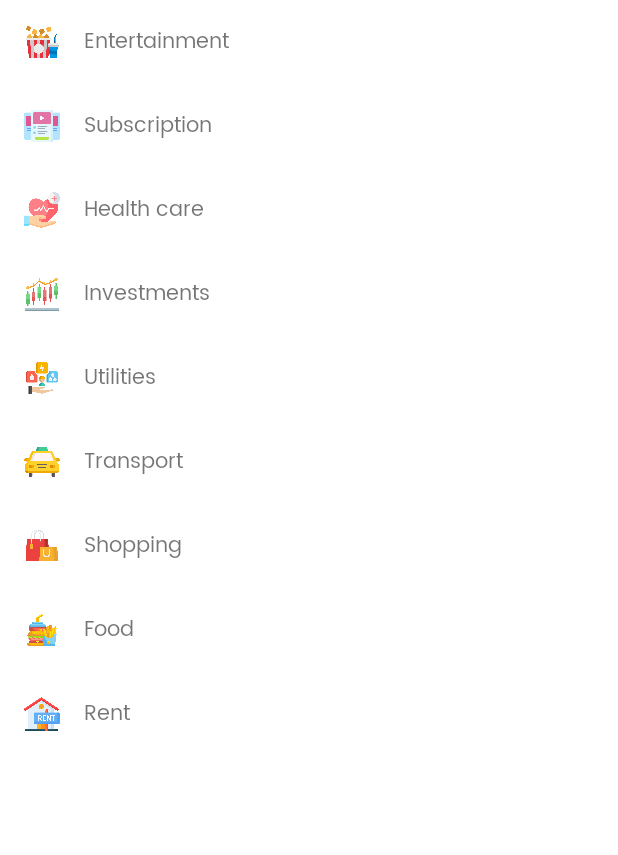
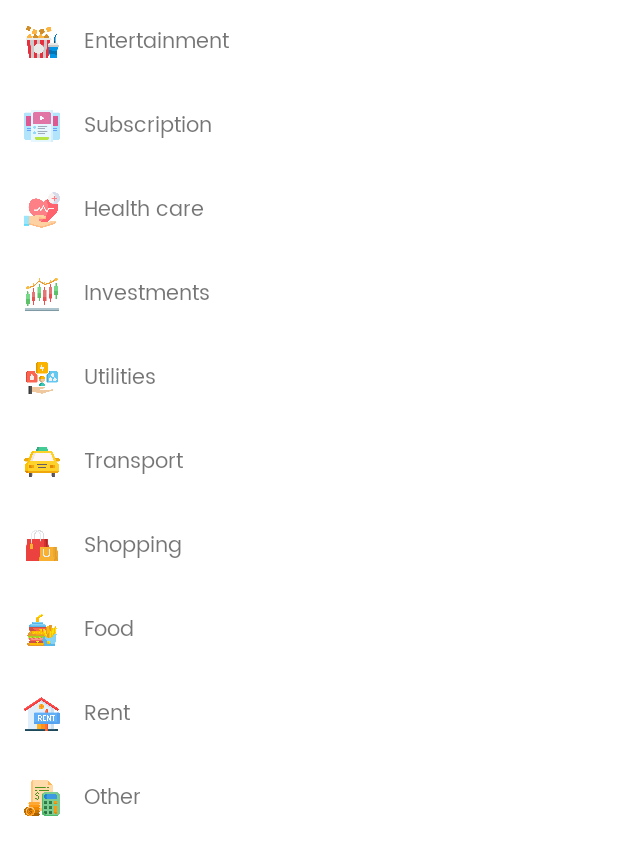
Before and after one commit to ETS-Android4/expensify, an Android app: the layout bottom_sheet_expense_dialog.xml on its own in the app's theme, with its tools: preview values and no code run, on a phone screen of 412 x 824 dp. Shown: the top 855 px of the screen. Run offline under Robolectric (Android 15) with nearby library versions, the phone set to English and light mode, and no system bars.

Commit message:
add new expense category

```diff
--- a/app/src/main/res/layout/bottom_sheet_expense_dialog.xml
+++ b/app/src/main/res/layout/bottom_sheet_expense_dialog.xml
@@ -219,4 +219,28 @@
 
     </LinearLayout>
 
+    <LinearLayout
+        android:id="@+id/other_layout"
+        android:layout_width="match_parent"
+        android:layout_height="wrap_content"
+        android:background="?android:attr/selectableItemBackground"
+        android:orientation="horizontal"
+        android:padding="8dp">
+
+        <ImageView
+            android:layout_width="24dp"
+            android:layout_height="24dp"
+            android:layout_margin="8dp"
+            android:src="@drawable/others_expense" />
+
+        <TextView
+            android:layout_width="wrap_content"
+            android:layout_height="wrap_content"
+            android:layout_gravity="center_vertical"
+            android:fontFamily="@font/poppins"
+            android:padding="8dp"
+            android:text="Other" />
+
+    </LinearLayout>
+
 </LinearLayout>
--- a/app/src/main/res/layout/bottom_sheet_income_dialog.xml
+++ b/app/src/main/res/layout/bottom_sheet_income_dialog.xml
@@ -87,7 +87,7 @@
             android:layout_width="24dp"
             android:layout_height="24dp"
             android:layout_margin="8dp"
-            android:src="@drawable/others" />
+            android:src="@drawable/others_income" />
 
         <TextView
             android:layout_width="wrap_content"
--- a/app/src/main/res/layout/retrieve_layout.xml
+++ b/app/src/main/res/layout/retrieve_layout.xml
@@ -72,7 +72,8 @@
                 android:id="@+id/trans_time"
                 android:layout_width="wrap_content"
                 android:layout_height="wrap_content"
-                android:layout_marginLeft="80dp"
+                android:layout_marginLeft="0dp"
+                android:layout_marginBottom="5dp"
                 android:text="Time"
                 app:layout_constraintBottom_toBottomOf="parent"
                 app:layout_constraintEnd_toEndOf="parent"
```
Also changed, not shown: app/src/main/java/com/example/expensify/adapter/transactionAdapter.java (+6 -2 lines), app/src/main/java/com/example/expensify/ui/homeFragment.java (+24 -3 lines), app/src/main/res/layout/fragment_home.xml (+39 -3 lines), app/src/main/res/drawable-v24/others_income.png (renamed from app/src/main/res/drawable-v24/others.png), app/src/main/res/drawable/others_expense.png (added).
